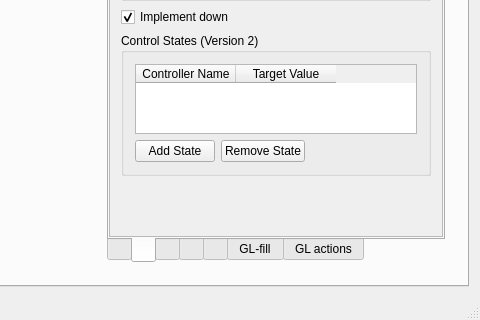
Qt form Linux/RControlStation/mainwindow.ui (GunnarLarssonSLU/rise_sdvp) before a commit; both pictures show x 720 to 1200 and y 580 to 900 of the 1200 by 900 pixel window.
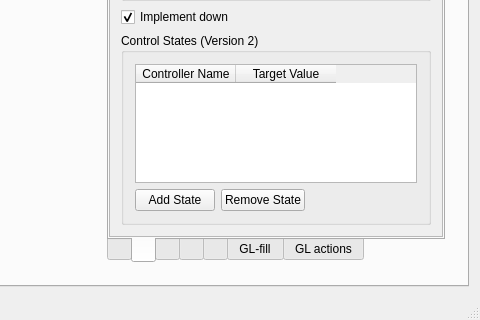
The same form after that commit. Icons and pictures are not drawn. Custom widgets are drawn as their Qt base class.

Commit message:
Remove verticalSpacer_4 to allow proper space expansion
- Removed fixed-height vertical spacer (208px) that was pushing content up
- This allows the control states table and its container to expand downward
- Table should now fill available vertical space properly

This fixes the layout issue where the spacer was preventing proper expansion.

```diff
--- a/Linux/RControlStation/mainwindow.ui
+++ b/Linux/RControlStation/mainwindow.ui
@@ -1630,19 +1630,7 @@
                        </item>
                       </layout>
                      </widget>
-                    </item>
-                    <item>
-                     <spacer name="verticalSpacer_4">
-                      <property name="orientation">
-                       <enum>Qt::Orientation::Vertical</enum>
-                      </property>
-                      <property name="sizeHint" stdset="0">
-                       <size>
-                        <width>20</width>
-                        <height>208</height>
-                       </size>
-                      </property>
-                     </spacer>
+
                     </item>
                    </layout>
                   </widget>
```
